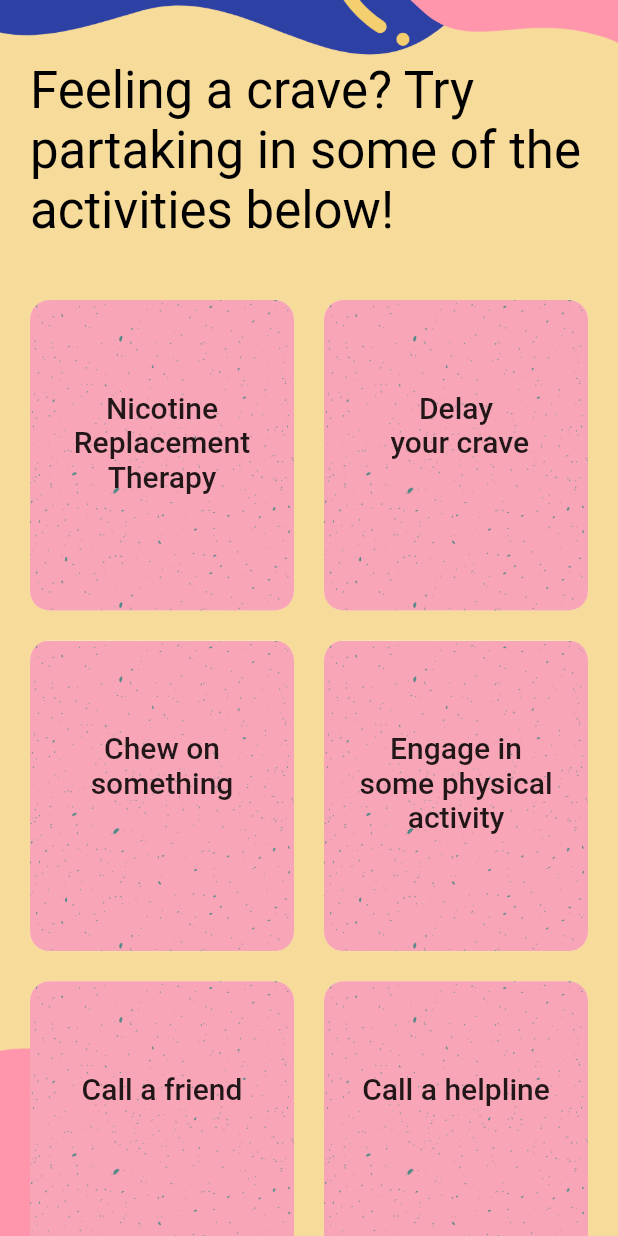
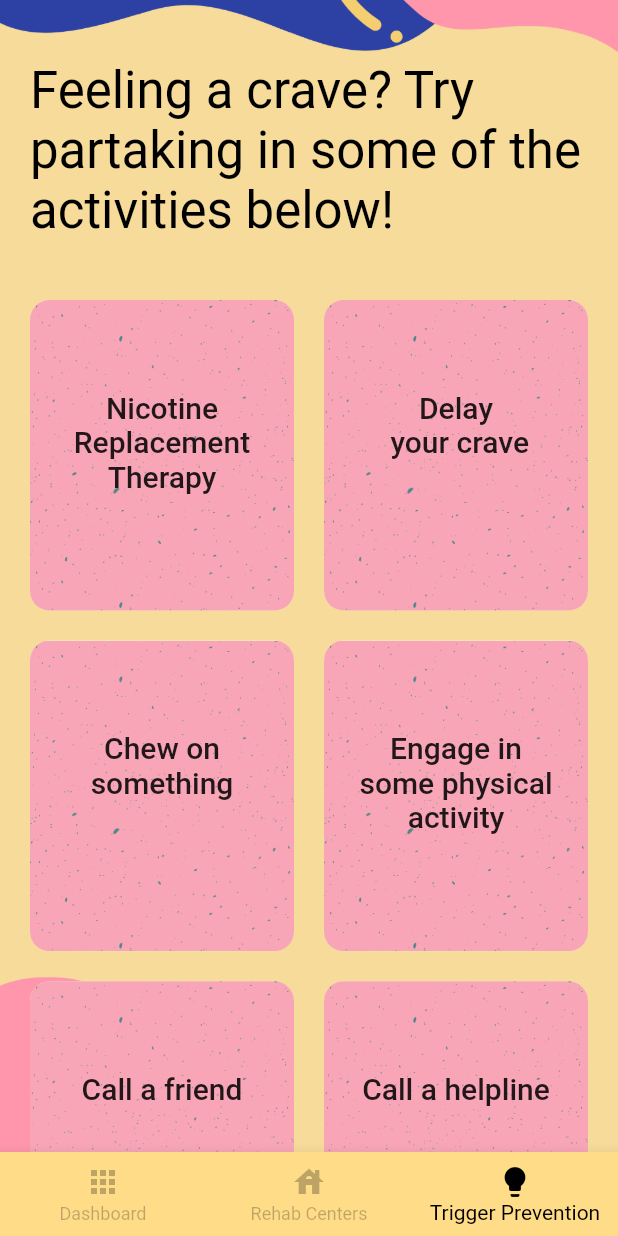
Before and after one commit to SashvDave/Kwit, a Flutter app: the Trigger screen opened directly, on a phone screen of 412 x 824 dp. Run offline on Flutter 3.47's test engine with Material 2 defaults, Android fonts, the phone set to English and light mode, and no system bars; our stand-ins replace audioplayers, carousel_slider, circular_countdown_timer, firebase_auth, firebase_core, flutter_svg and 2 more; missing offline and left inert: maze, pdf_flutter; accounts and stored records are empty.

Commit message:
change tab nav and timer screens

```diff
--- a/lib/screens/stress2.dart
+++ b/lib/screens/stress2.dart
@@ -207,7 +207,7 @@ class _Stress2State extends State<Stress2> {
                             Navigator.push(
                                 context,
                                 MaterialPageRoute(
-                                    builder: (context) => Stress2()));
+                                    builder: (context) => Stress1()));
                           },
                           icon: Icon(Icons.keyboard_arrow_left),
                           color: Colors.black,
--- a/lib/screens/triggers.dart
+++ b/lib/screens/triggers.dart
@@ -1,5 +1,8 @@
 import 'package:flutter/material.dart';
 import 'package:kwit/main.dart';
+import 'package:kwit/screens/dashboard.dart';
+import 'package:kwit/screens/login.dart';
+import 'package:kwit/screens/rehab.dart';
 import 'package:kwit/screens/stress.dart';
 import 'package:kwit/screens/stress2.dart';
 import 'package:kwit/screens/timer.dart';
@@ -14,6 +17,37 @@ class Trigger extends StatefulWidget {
 }
 
 class _TriggerState extends State<Trigger> {
+  int _selectedIndex = 2;
+  static const TextStyle optionStyle =
+      TextStyle(fontSize: 30, fontWeight: FontWeight.bold);
+  static const List<Widget> _widgetOptions = <Widget>[
+    Text(
+      'Index 0: DashBoard',
+      style: optionStyle,
+    ),
+    Text(
+      'Index 1: Rehab Centers',
+      style: optionStyle,
+    ),
+  ];
+  void _onItemTapped(int index) {
+    setState(() {
+      if (index == 0) {
+        _selectedIndex = 0;
+        Navigator.push(
+            context, MaterialPageRoute(builder: (context) => MyApp()));
+      } else if (index == 1) {
+        _selectedIndex = 1;
+        Navigator.push(
+            context, MaterialPageRoute(builder: (context) => Rehabs()));
+      } else {
+        _selectedIndex = 2;
+        Navigator.push(
+            context, MaterialPageRoute(builder: (context) => Trigger()));
+      }
+    });
+  }
+
   @override
   Widget build(BuildContext buildContext) {
     Size size = MediaQuery.of(buildContext).size;
@@ -21,6 +55,24 @@ class _TriggerState extends State<Trigger> {
         MediaQuery.of(context).size.height;
     double sizewidth(BuildContext context) => MediaQuery.of(context).size.width;
     return Scaffold(
+      bottomNavigationBar: BottomNavigationBar(
+        selectedItemColor: Colors.black,
+        unselectedItemColor: Colors.black26,
+        backgroundColor: const Color(0xFFFFDC88),
+        items: const <BottomNavigationBarItem>[
+          BottomNavigationBarItem(icon: Icon(Icons.apps), label: "Dashboard"),
+          BottomNavigationBarItem(
+            icon: Icon(Icons.house),
+            label: "Rehab Centers",
+          ),
+          BottomNavigationBarItem(
+            icon: Icon(Icons.lightbulb),
+            label: "Trigger Prevention",
+          )
+        ],
+        currentIndex: _selectedIndex,
+        onTap: _onItemTapped,
+      ),
       body: Stack(
         children: <Widget>[
           Container(
@@ -57,27 +109,25 @@ class _TriggerState extends State<Trigger> {
                         mainAxisSpacing: 20,
                         children: <Widget>[
                           CategoryCardv2(
-                            title: "Nicotine Replacement Therapy",
-                            press: () => Navigator.push(
-                                context,
-                                MaterialPageRoute(
-                                    builder: (context) => Timer())),
-                          ),
+                              title: "Nicotine Replacement Therapy",
+                              press: () => launch(
+                                  "https://smokefree.gov/tools-tips/how-to-quit/using-nicotine-replacement-therapy")),
                           CategoryCardv2(
                             title: "Delay \n your crave",
                             press: () => launch(
-                                'https://www.mayoclinic.org/healthy-lifestyle/mens-health/in-depth/kegel-exercises-for-men/art-20045074'),
+                                'https://www.mayoclinic.org/healthy-lifestyle/quit-smoking/in-depth/nicotine-craving/art-20045454'),
                           ),
                           CategoryCardv2(
                             title: "Chew on something",
                             press: () => launch(
-                                'https://www.mindful.org/how-to-meditate/'),
+                                'https://teazaenergy.com/blogs/resources-to-quit-tobacco/chewing-tobacco-alternatives'),
                           ),
                           CategoryCardv2(
-                            title: "Engage in \nsome physical activity",
-                            press: () =>
-                                launch('https://www.yogajournal.com/poses/'),
-                          ),
+                              title: "Engage in \nsome physical activity",
+                              press: () => Navigator.push(
+                                  context,
+                                  MaterialPageRoute(
+                                      builder: (context) => Timer()))),
                           CategoryCardv2(
                             title: "Call a friend",
                             press: () =>
```
Also changed, not shown: lib/screens/timer.dart (+31 -30 lines).
